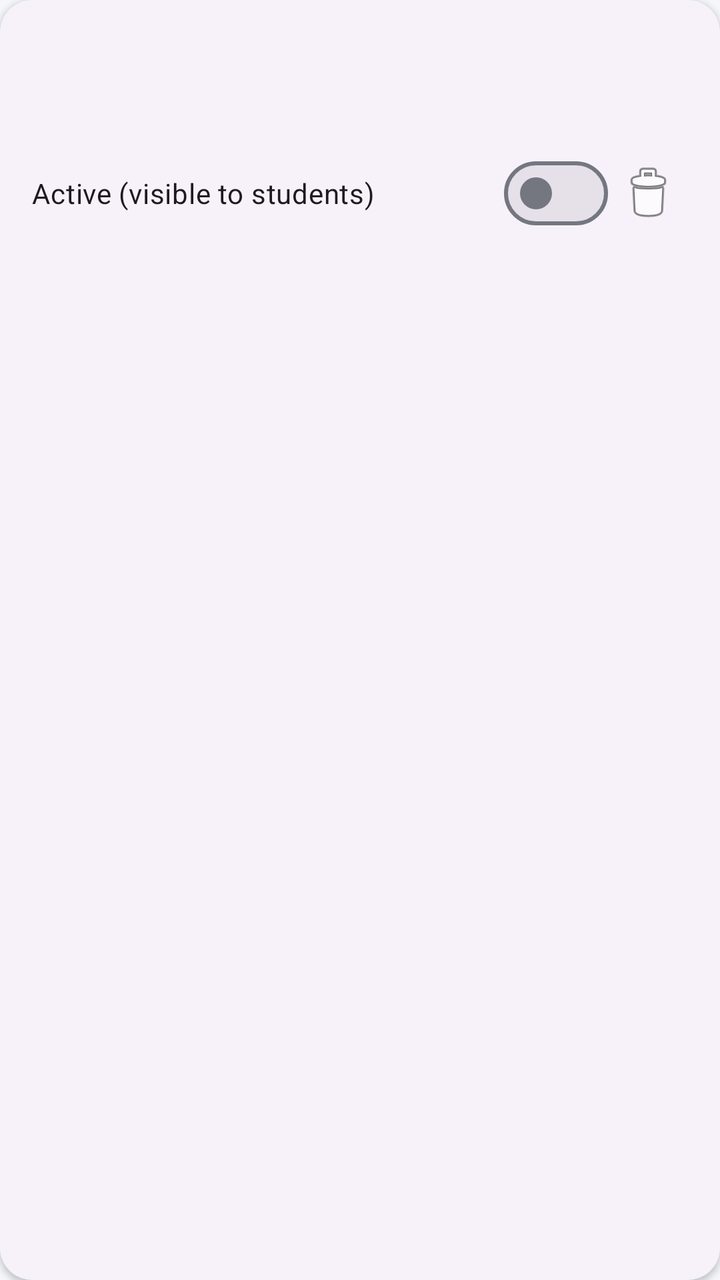
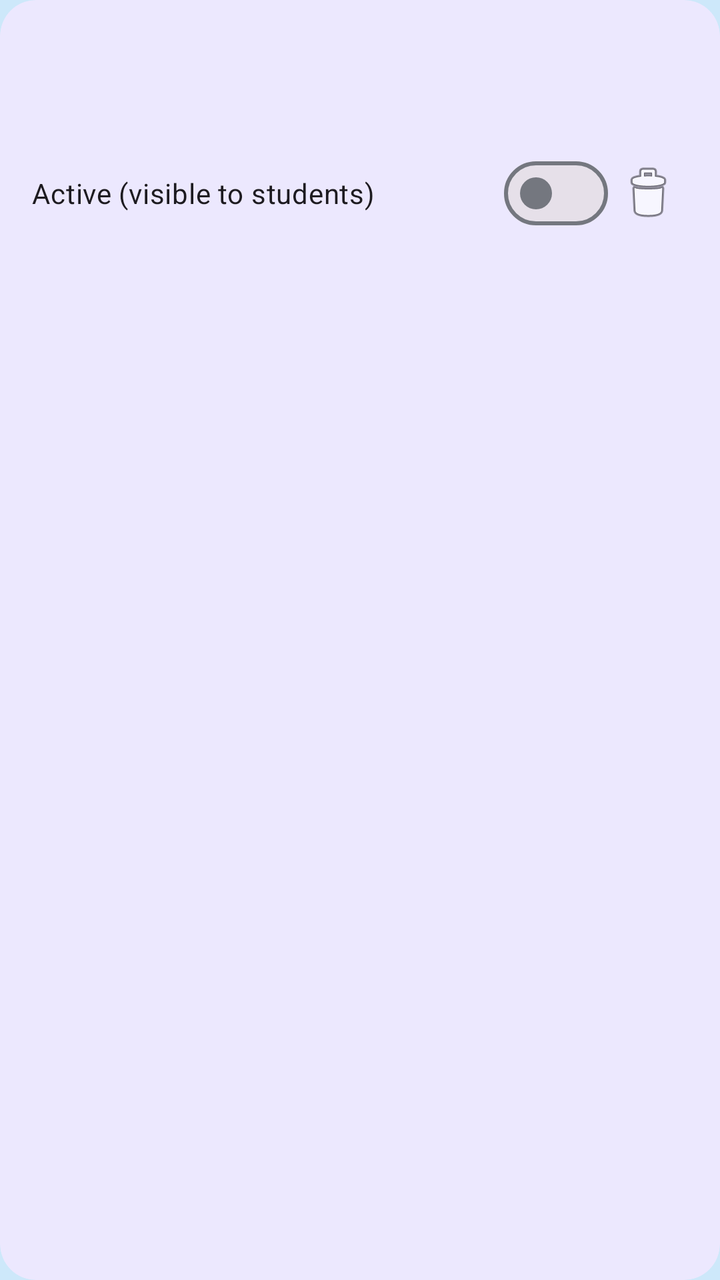

An Android layout rendered at two revisions. The XML below is the earlier revision; the diff shows what the commit changed to produce the second picture.
<!-- AndroidManifest.xml: application theme Theme.CampusConnect -->
<!-- res/layout/item_ad_row.xml -->
<?xml version="1.0" encoding="utf-8"?>
<com.google.android.material.card.MaterialCardView xmlns:android="http://schemas.android.com/apk/res/android"
    xmlns:app="http://schemas.android.com/apk/res-auto"
    android:layout_width="match_parent"
    android:layout_height="wrap_content"
    android:layout_margin="8dp"
    app:cardCornerRadius="16dp"
    app:cardElevation="2dp">

    <LinearLayout
        android:layout_width="match_parent"
        android:layout_height="wrap_content"
        android:orientation="vertical"
        android:padding="16dp">

        <ImageView
            android:id="@+id/adImage"
            android:layout_width="match_parent"
            android:layout_height="120dp"
            android:layout_marginBottom="8dp"
            android:scaleType="centerCrop"
            android:visibility="gone"
            android:contentDescription="@string/create_ad" />

        <TextView
            android:id="@+id/adTitle"
            android:layout_width="match_parent"
            android:layout_height="wrap_content"
            android:textStyle="bold"
            android:textSize="16sp" />

        <TextView
            android:id="@+id/adMessage"
            android:layout_width="match_parent"
            android:layout_height="wrap_content"
            android:layout_marginTop="4dp"
            android:textSize="14sp" />

        <LinearLayout
            android:layout_width="match_parent"
            android:layout_height="wrap_content"
            android:layout_marginTop="12dp"
            android:gravity="center_vertical"
            android:orientation="horizontal">

            <com.google.android.material.materialswitch.MaterialSwitch
                android:id="@+id/activeSwitch"
                android:layout_width="0dp"
                android:layout_height="wrap_content"
                android:layout_weight="1"
                android:text="@string/ad_active_label" />

            <ImageButton
                android:id="@+id/deleteAdButton"
                android:layout_width="40dp"
                android:layout_height="40dp"
                android:background="?attr/selectableItemBackgroundBorderless"
                android:src="@android:drawable/ic_menu_delete"
                android:contentDescription="@string/delete_event" />
        </LinearLayout>
    </LinearLayout>
</com.google.android.material.card.MaterialCardView>
<!-- resources referenced by this layout -->
<resources>
  <string name="ad_active_label">Active (visible to students)</string>
  <string name="create_ad">Create Ad</string>
  <string name="delete_event">Delete Event</string>
  <style name="Theme.CampusConnect" parent="Base.Theme.CampusConnect" />
  <style name="Base.Theme.CampusConnect" parent="Theme.Material3.DayNight.NoActionBar">
          
          <item name="colorPrimary">@color/primary</item>
          <item name="colorOnPrimary">@color/on_primary</item>
          <item name="colorSecondary">@color/secondary</item>
          <item name="colorOnSecondary">@color/on_secondary</item>
          <item name="colorTertiary">@color/tertiary</item>
          <item name="colorOnTertiary">@color/on_tertiary</item>
          <item name="android:windowBackground">@color/background</item>
          <item name="colorSurface">@color/surface</item>
          <item name="colorOnSurface">@color/on_surface</item>
  
          <item name="colorSurfaceVariant">@color/surface_variant</item>
          <item name="colorOnSurfaceVariant">@color/on_surface_variant</item>
          <item name="colorError">@color/error</item>
          <item name="colorOnError">@color/on_error</item>
          <item name="colorOutline">@color/outline</item>
          <item name="colorOutlineVariant">@color/outline_variant</item>
          <item name="android:statusBarColor">@color/primary</item>
  
          
          <item name="materialCardViewStyle">@style/Widget.CampusConnect.Card</item>
      </style>
  <color name="primary">#673AB7</color>
  <color name="on_primary">#FFFFFF</color>
  <color name="secondary">#009688</color>
  <color name="on_secondary">#FFFFFF</color>
  <color name="tertiary">#FFC107</color>
  <color name="on_tertiary">#000000</color>
  <color name="background">#F6F7FB</color>
  <color name="surface">#FFFFFF</color>
  <color name="on_surface">#1A1C1E</color>
  <color name="surface_variant">#E1E2EC</color>
  <color name="on_surface_variant">#44474E</color>
  <color name="error">#B3261E</color>
  <color name="on_error">#FFFFFF</color>
  <color name="outline">#74777F</color>
  <color name="outline_variant">#C4C6D0</color>
  <style name="Widget.CampusConnect.Card" parent="Widget.Material3.CardView.Elevated">
          <item name="cardCornerRadius">16dp</item>
          <item name="cardElevation">2dp</item>
          <item name="strokeWidth">0dp</item>
      </style>
</resources>

<!-- the commit's change to res/layout/item_ad_row.xml (unified diff, before → after) -->
@@ -4,8 +4,8 @@
     android:layout_width="match_parent"
     android:layout_height="wrap_content"
     android:layout_margin="8dp"
-    app:cardCornerRadius="16dp"
-    app:cardElevation="2dp">
+    app:cardCornerRadius="18dp"
+    app:cardElevation="0dp">
 
     <LinearLayout
         android:layout_width="match_parent"
<!-- resource entries referenced after the edit -->
@@ -26,6 +26,7 @@
   
           
           <item name="materialCardViewStyle">@style/Widget.CampusConnect.Card</item>
+          <item name="toolbarStyle">@style/Widget.CampusConnect.Toolbar</item>
       </style>
   <color name="primary">#673AB7</color>
   <color name="on_primary">#FFFFFF</color>
@@ -33,7 +34,7 @@
   <color name="on_secondary">#FFFFFF</color>
   <color name="tertiary">#FFC107</color>
   <color name="on_tertiary">#000000</color>
-  <color name="background">#F6F7FB</color>
+  <color name="background">#CDE8FA</color>
   <color name="surface">#FFFFFF</color>
   <color name="on_surface">#1A1C1E</color>
   <color name="surface_variant">#E1E2EC</color>
@@ -43,9 +44,19 @@
   <color name="outline">#74777F</color>
   <color name="outline_variant">#C4C6D0</color>
   <style name="Widget.CampusConnect.Card" parent="Widget.Material3.CardView.Elevated">
-          <item name="cardCornerRadius">16dp</item>
-          <item name="cardElevation">2dp</item>
+          
+          <item name="cardBackgroundColor">@color/tile_bg</item>
+          <item name="cardCornerRadius">18dp</item>
+          <item name="cardElevation">0dp</item>
           <item name="strokeWidth">0dp</item>
+      </style>
+  <style name="Widget.CampusConnect.Toolbar" parent="Widget.Material3.Toolbar">
+          <item name="navigationIconTint">?attr/colorOnPrimary</item>
+          <item name="android:theme">@style/ThemeOverlay.CampusConnect.Toolbar</item>
+      </style>
+  <color name="tile_bg">#ECE8FE</color>
+  <style name="ThemeOverlay.CampusConnect.Toolbar" parent="">
+          <item name="colorControlNormal">?attr/colorOnPrimary</item>
       </style>
 </resources>
 
